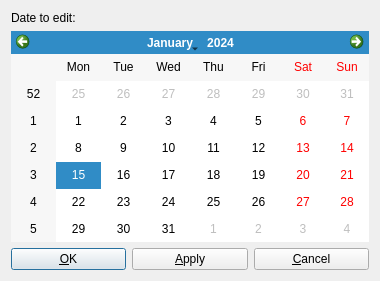
Before: the Qt Designer form src/datedialogbase.ui in theoweiss/sctime, drawn with Qt 5.
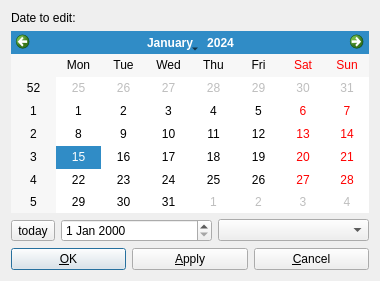
After: the same form once the commit is applied. Icons and pictures are not drawn.

Commit message: add additional selection widgets to date dialog

What changed in the file:
```diff
--- a/src/datedialogbase.ui
+++ b/src/datedialogbase.ui
@@ -39,7 +39,7 @@
      </property>
     </widget>
    </item>
-   <item row="2" column="0">
+   <item row="5" column="0">
     <layout class="QHBoxLayout">
      <item>
       <widget class="QPushButton" name="okbutton">
@@ -73,6 +73,27 @@
    <item row="1" column="0">
     <widget class="QCalendarWidget" name="datePicker"/>
    </item>
+   <item row="2" column="0">
+    <layout class="QHBoxLayout" name="horizontalLayout">
+     <item>
+      <widget class="QToolButton" name="todayButton">
+       <property name="text">
+        <string>today</string>
+       </property>
+       <property name="icon">
+        <iconset>
+         <normaloff>:/cr16_action_bookmark</normaloff>:/cr16_action_bookmark</iconset>
+       </property>
+      </widget>
+     </item>
+     <item>
+      <widget class="QDateEdit" name="dateEdit"/>
+     </item>
+     <item>
+      <widget class="QComboBox" name="weekSelector"/>
+     </item>
+    </layout>
+   </item>
   </layout>
  </widget>
  <layoutdefault spacing="6" margin="11"/>
```
The commit also changes 2 other files.
